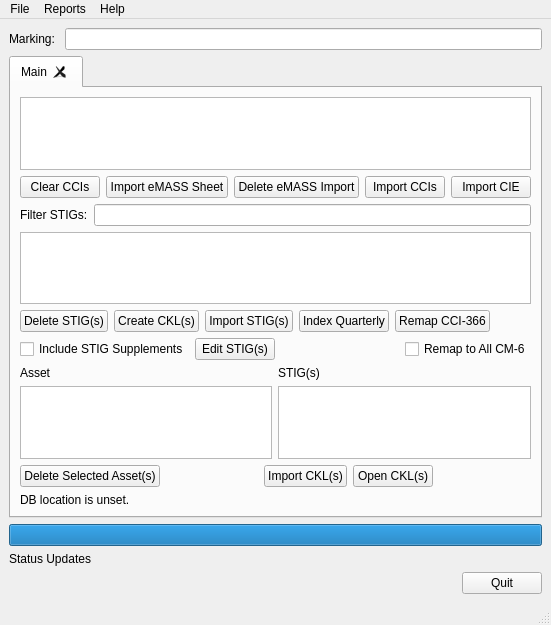
squinky86/STIGQter, file src/stigqter.ui: the form before one commit.
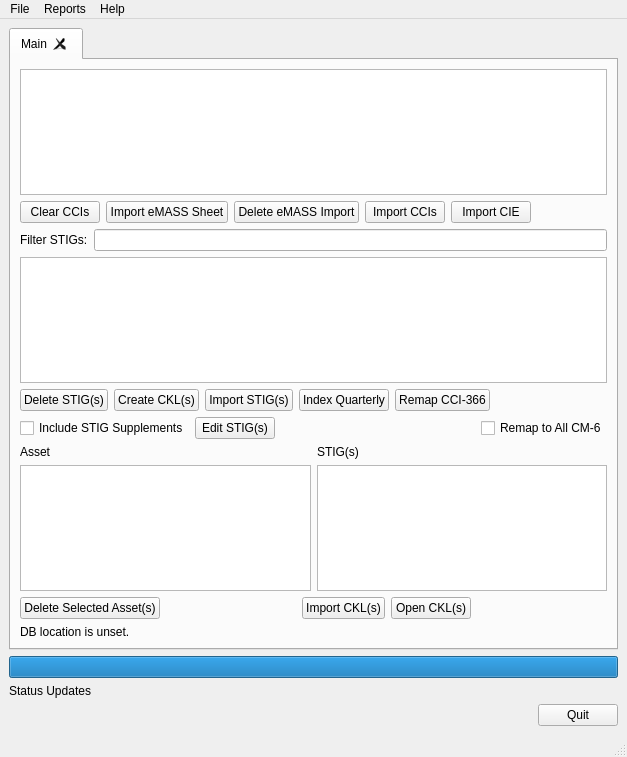
The form after the commit.

Commit message: Set marking per-asset rather than per-system, begins working on #104 and #105.

```diff
--- a/src/stigqter.ui
+++ b/src/stigqter.ui
@@ -6,8 +6,8 @@
    <rect>
     <x>0</x>
     <y>0</y>
-    <width>516</width>
-    <height>625</height>
+    <width>627</width>
+    <height>757</height>
    </rect>
   </property>
   <property name="windowTitle">
@@ -15,20 +15,6 @@
   </property>
   <widget class="QWidget" name="centralwidget">
    <layout class="QVBoxLayout" name="verticalLayout_2">
-    <item>
-     <layout class="QHBoxLayout" name="horizontalLayout_8">
-      <item>
-       <widget class="QLabel" name="label_4">
-        <property name="text">
-         <string>Marking: </string>
-        </property>
-       </widget>
-      </item>
-      <item>
-       <widget class="QLineEdit" name="txtMarking"/>
-      </item>
-     </layout>
-    </item>
     <item>
      <widget class="QTabWidget" name="tabDB">
       <property name="toolTip">
@@ -440,8 +426,8 @@
     <rect>
      <x>0</x>
      <y>0</y>
-     <width>516</width>
-     <height>21</height>
+     <width>627</width>
+     <height>26</height>
     </rect>
    </property>
    <widget class="QMenu" name="menuFile">
```
Left out of the diff: 16 changed lines with no effect on the pictures. The commit also changes 9 other files.
